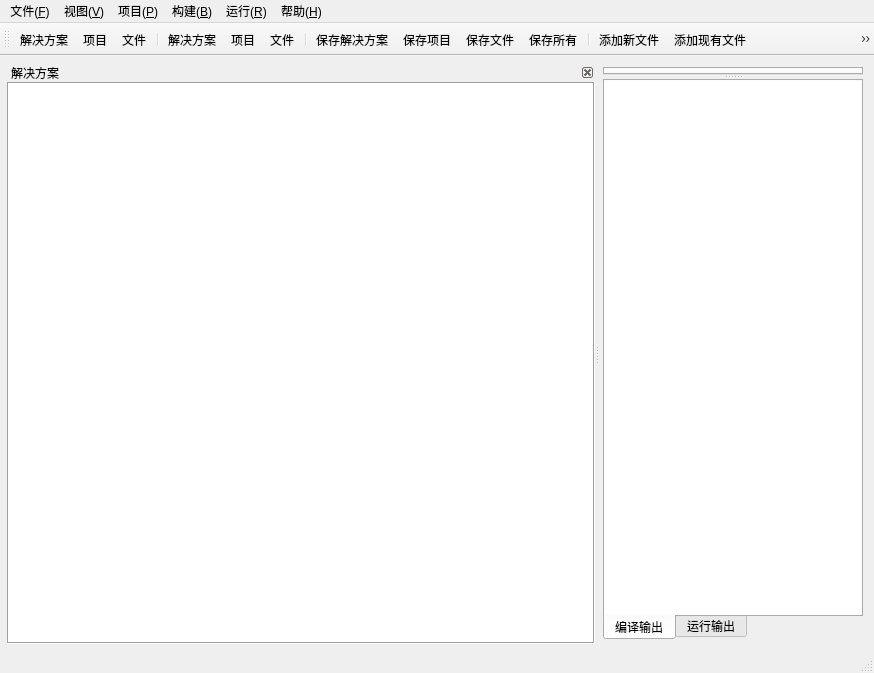
Before: the Qt Designer form src/tools/nide/ui/MainWindow.ui in dliting/nlang, drawn with Qt 5.
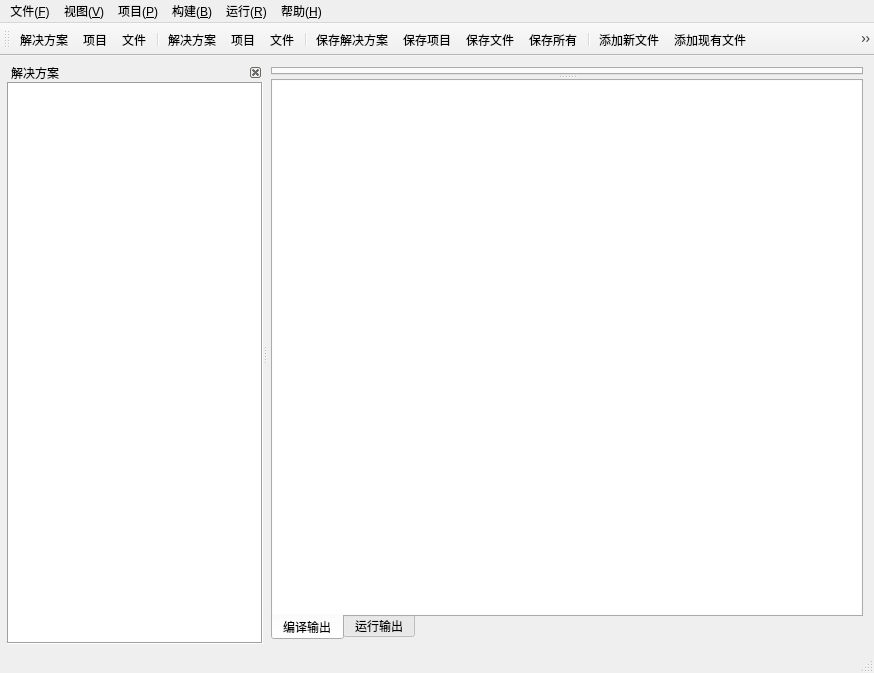
After: the same form once the commit is applied. Icons and pictures are not drawn. Custom widgets are drawn as their Qt base class.

Commit message:
feat(nide): give the code editor the bulk of the main-window space
Fix the .ui size-policy stretch that made the solution dock compete
with the editor column, and add applyDefaultLayout setting relative
splitter shares (20/80 tree/editor, 75/25 code/output) plus matching
stretch factors so resizes keep favoring the editor.

Patch:
```diff
--- a/src/tools/nide/ui/MainWindow.ui
+++ b/src/tools/nide/ui/MainWindow.ui
@@ -44,7 +44,7 @@
       <widget class="QDockWidget" name="dckSolution">
        <property name="sizePolicy">
         <sizepolicy hsizetype="Preferred" vsizetype="Preferred">
-         <horstretch>1</horstretch>
+         <horstretch>0</horstretch>
          <verstretch>0</verstretch>
         </sizepolicy>
        </property>
@@ -100,6 +100,12 @@
        </widget>
       </widget>
       <widget class="QFrame" name="frmRight">
+       <property name="sizePolicy">
+        <sizepolicy hsizetype="Preferred" vsizetype="Preferred">
+         <horstretch>1</horstretch>
+         <verstretch>0</verstretch>
+        </sizepolicy>
+       </property>
        <property name="frameShape">
         <enum>QFrame::NoFrame</enum>
        </property>
```
The commit also changes 3 other files.
